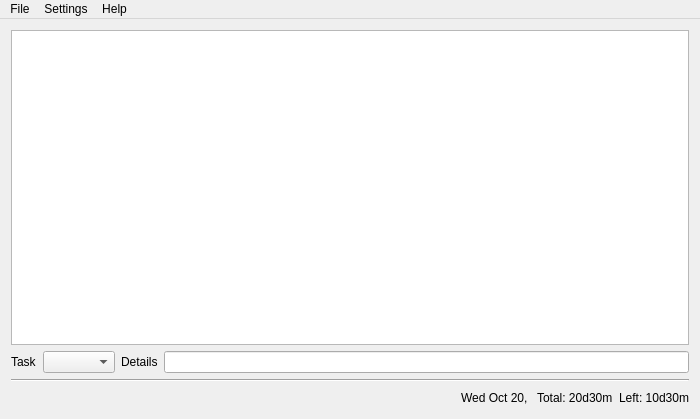
Above: whch.ui from Patriciasc/WHCH before the change. Below: the same form after it.
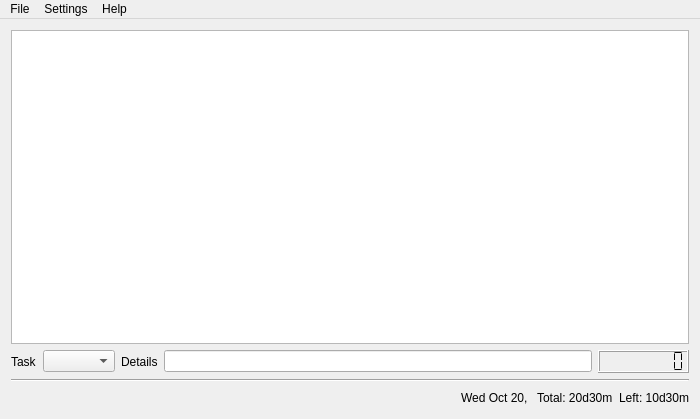
That is the form after the change.

Commit message: Part 2 (added UI): Added LCD counter in order to give some feedback to the user.

The edit to the form file:
```diff
--- a/whch.ui
+++ b/whch.ui
@@ -78,6 +78,16 @@
           </property>
          </widget>
         </item>
+        <item>
+         <widget class="QLCDNumber" name="lcdNumber">
+          <property name="numDigits">
+           <number>8</number>
+          </property>
+          <property name="segmentStyle">
+           <enum>QLCDNumber::Flat</enum>
+          </property>
+         </widget>
+        </item>
        </layout>
       </item>
       <item>
```
